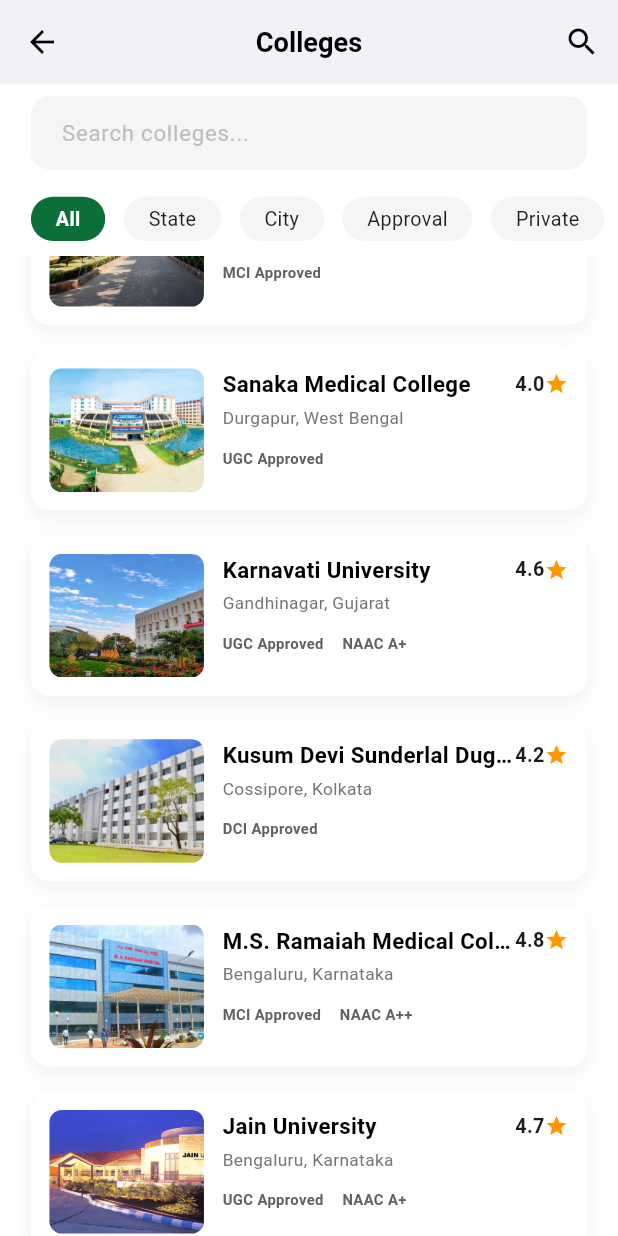
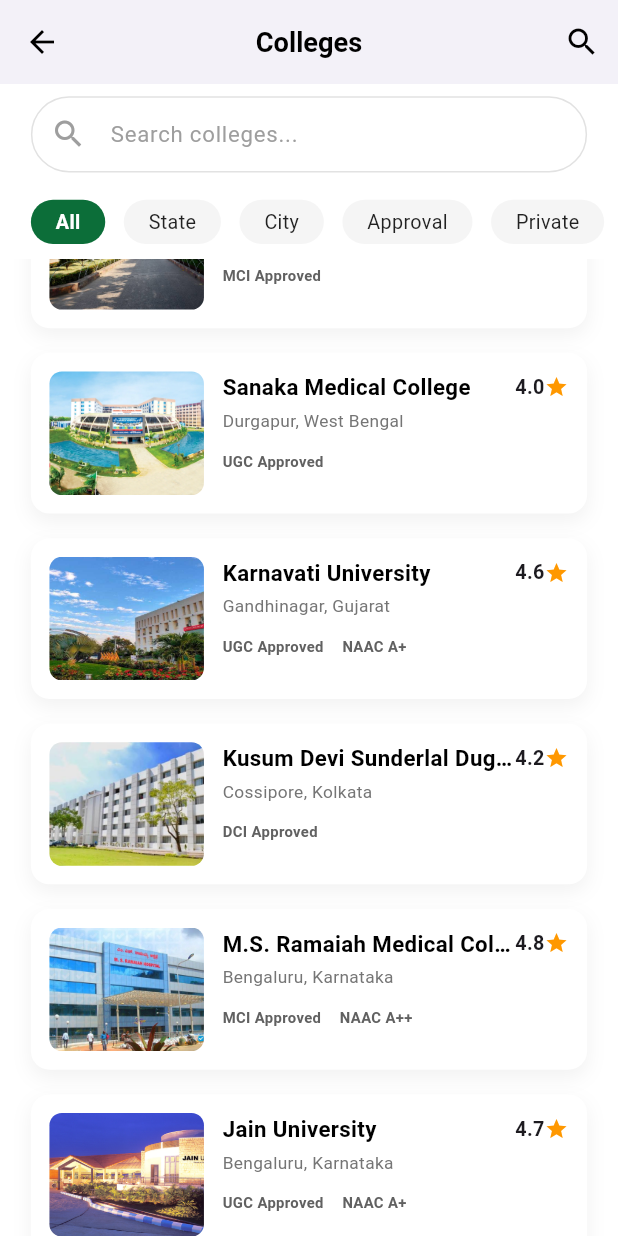
Before and after one commit to niladri-turain/PathWay-App, a Flutter app: the CollegeScreen screen opened directly, scrolled down 576 dp, on a phone screen of 412 x 824 dp. Run offline on Flutter 3.47's test engine with Material 3 defaults, Android fonts, the phone set to English and light mode, and no system bars.

Commit message:
fixed navigation

```diff
--- a/lib/features/pages/college/college_screen.dart
+++ b/lib/features/pages/college/college_screen.dart
@@ -2,6 +2,7 @@
 import '../../../core/constant/app_colors.dart';
 import '../../../core/constant/app_size.dart';
 import '../../../core/constant/college_data.dart';
+import '../../../core/routes/app_navigation.dart';
 
 class CollegeScreen extends StatefulWidget {
   const CollegeScreen({super.key});
@@ -60,9 +61,11 @@
         leading: IconButton(
           icon: const Icon(Icons.arrow_back, color: AppColors.black),
           onPressed: () {
-             if (Navigator.canPop(context)) {
-               Navigator.pop(context);
-             }
+            Navigator.pushNamedAndRemoveUntil(
+              context,
+              AppRoutes.mainNav,
+              (route) => false,
+            );
           },
         ),
         title: Text(
@@ -86,18 +89,31 @@
           // Search Bar
           Padding(
             padding: EdgeInsets.symmetric(horizontal: AppSize.width(0.05), vertical: AppSize.height(0.01)),
-            child: TextField(
-              controller: _searchController,
-              decoration: InputDecoration(
-                hintText: "Search colleges...",
-                hintStyle: TextStyle(color: Colors.grey[400], fontSize: AppSize.height(0.018)),
-                filled: true,
-                fillColor: Colors.grey[100],
-                border: OutlineInputBorder(
-                  borderRadius: BorderRadius.circular(AppSize.width(0.03)),
-                  borderSide: BorderSide.none,
+            child: Container(
+              decoration: BoxDecoration(
+                color: Colors.white,
+                borderRadius: BorderRadius.circular(AppSize.width(0.08)),
+                border: Border.all(color: Colors.grey.withOpacity(0.3)),
+              ),
+              child: TextField(
+                controller: _searchController,
+                onChanged: (value) => _filterColleges(),
+                decoration: InputDecoration(
+                  hintText: "Search colleges...",
+                  hintStyle: TextStyle(color: Colors.grey, fontSize: AppSize.height(0.018)),
+                  prefixIcon: const Icon(Icons.search, color: Colors.grey),
+                  suffixIcon: _searchController.text.isNotEmpty
+                    ? IconButton(
+                        icon: const Icon(Icons.clear, color: Colors.grey),
+                        onPressed: () {
+                          _searchController.clear();
+                          _filterColleges();
+                        },
+                      )
+                    : null,
+                  border: InputBorder.none,
+                  contentPadding: EdgeInsets.symmetric(vertical: AppSize.height(0.015)),
                 ),
-                contentPadding: EdgeInsets.symmetric(horizontal: AppSize.width(0.04), vertical: AppSize.height(0.015)),
               ),
             ),
           ),
```
